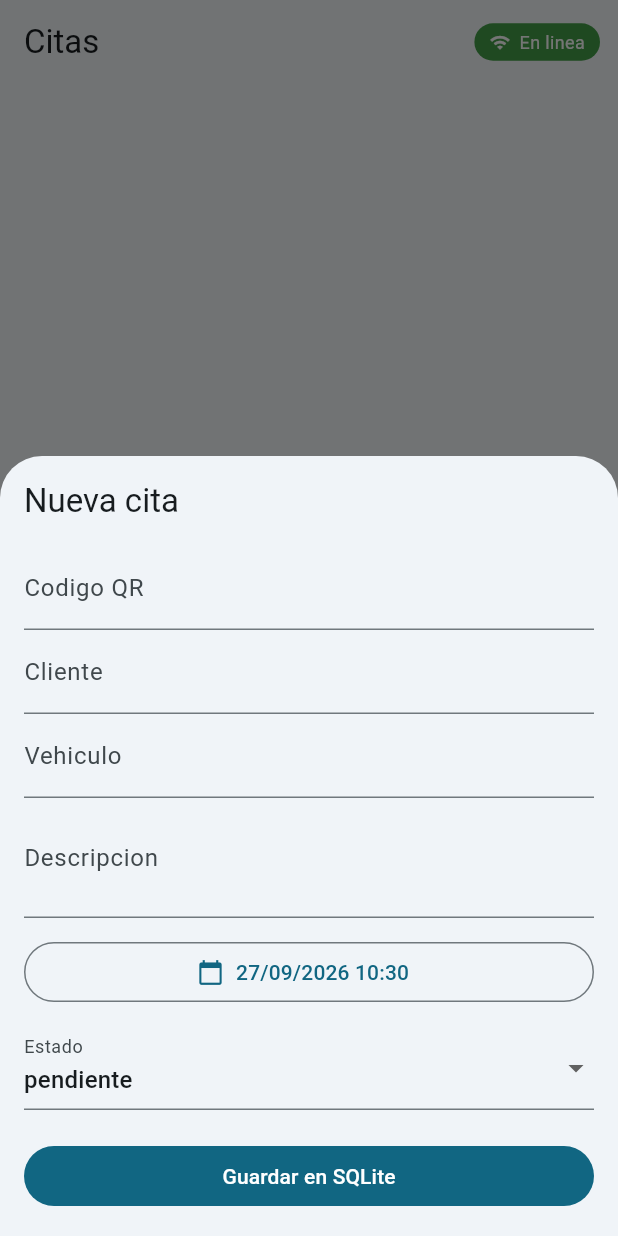
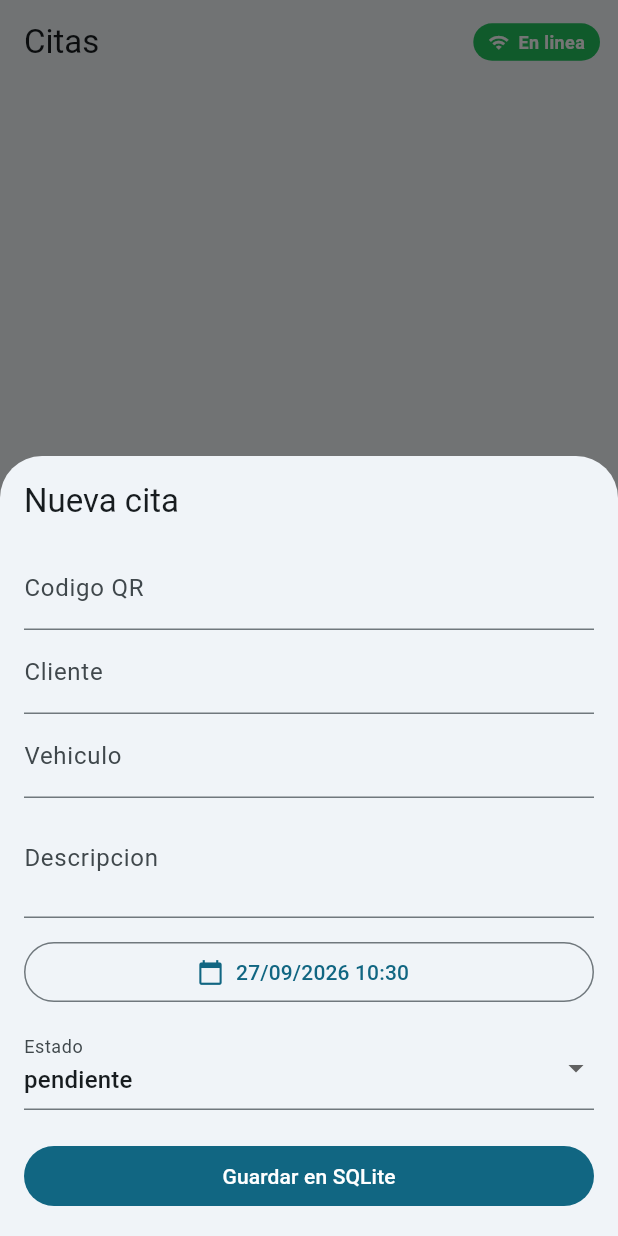
Before and after one commit to leandy1/autofix_app, a Flutter app: the screen it shows after launch, after a tap on "Nueva cita", on a phone screen of 412 x 824 dp. Run offline on Flutter 3.47's test engine with Material 3 defaults, Android fonts, the phone set to English and light mode, and no system bars; our stand-ins replace connectivity_plus, sqflite; accounts and stored records are empty.

Commit message:
feat(conn): banner con la paleta exacta de AppColors + robustez ante fallo de plataforma
- Se trae lib/theme/app_colors.dart tal cual esta en la rama Diseño, con
  el blob byte-identico (5bea23a) para que git resuelva el add/add solo
  al mergear y no haya conflicto que revisar.
- El banner usa AppColors.greenAccent (0xFF22C55E) para en linea y
  AppColors.atrasadas (0xFFE0554F) para sin conexion. Cero hex sueltos:
  si la marca cambia de verde, el banner cambia solo.
  Nota: 'atrasadas' suena a citas vencidas y no tiene que ver con red; es
  el rojo de la paleta y se reusa a proposito. Si el nombre incomoda,
  alcanza con agregar un AppColors.redOffline.
- ConectivityService deja de crashear si el plugin falla. checkConnectivity()
  y el .listen() del EventChannel cruzan MethodChannel y pueden lanzar
  MissingPluginException; el error del onListen viaja por la zona async y NO
  pasa por onError, asi que sin try/catch la app reportaba una excepcion no
  capturada al arrancar. Ahora ambos van protegidos y la suscripcion se
  registra fuera del try: si la lectura inicial falla, el banner igual
  queda vivo, que era el bug de verdad.

```diff
--- a/lib/core/connectivity/connectivity_service.dart
+++ b/lib/core/connectivity/connectivity_service.dart
@@ -25,9 +25,42 @@ class ConnectivityService extends ChangeNotifier {
   bool get hayConexion => _hayConexion;
 
   /// Lee el estado actual y abre la escucha continua de cambios.
+  ///
+  /// El `try/catch` NO es paranoia: `checkConnectivity()` cruza un MethodChannel
+  /// y puede reventar con `MissingPluginException` si el plugin no esta
+  /// registrado para la plataforma actual (emuladores raros, desktop, tests) o
+  /// si la plataforma se negaba. Sin este catch, ese error sube como async
+  /// sin manejar y Flutter lo reporta como excepcion no capturada: la app
+  /// arranca "crashada" en background por un problema de red que no es grave.
+  /// Peor: si este futuro falla, la suscripcion de abajo NUNCA se crea y el
+  /// banner queda muerto para toda la sesion. Por eso la suscripcion va FUERA
+  /// del try: registrarla es lo importante, leer el estado inicial es lo
+  /// secundario.
   Future<void> _iniciar() async {
-    _aplicar(await _connectivity.checkConnectivity());
-    _suscripcion = _connectivity.onConnectivityChanged.listen(_aplicar);
+    try {
+      _aplicar(await _connectivity.checkConnectivity());
+    } on Exception catch (e) {
+      debugPrint('ConnectivityService: no se pudo leer el estado inicial ($e)');
+    }
+
+    try {
+      _suscripcion = _connectivity.onConnectivityChanged.listen(
+        _aplicar,
+        // `onError` aparte porque un error en un Stream NO se propaga al
+        // `catch` de arriba: viaja por el canal de error del propio listener.
+        onError: (Object e) =>
+            debugPrint('ConnectivityService: error en el stream ($e)'),
+      );
+    } on Exception catch (e) {
+      // El `.listen()` tambien puede reventar al ACTIVAR el canal, y ese error
+      // sale por el `try` porque es sincrono, no por `onError`. Si se llega
+      // aca, la app arranca igual: el banner se queda en el estado inicial
+      // (`_hayConexion = false`, o sea "sin conexion"), que es la postura
+      // segura para una app que sin red igual guarda todo en SQLite.
+      // Si esto se rompe en produccion, la extension natural es un
+      // `Timer.periodic` que vuelva a pedir `checkConnectivity()`.
+      debugPrint('ConnectivityService: no se pudo abrir el stream ($e)');
+    }
   }
 
   void _aplicar(List<ConnectivityResult> resultados) {
--- a/lib/core/connectivity/widgets/conectivity_banner.dart
+++ b/lib/core/connectivity/widgets/conectivity_banner.dart
@@ -1,11 +1,21 @@
 import 'package:flutter/material.dart';
 
+import '../../../theme/app_colors.dart';
 import '../connectivity_scope.dart';
 
 /// Banner global de estado de red.
 ///
-/// Se coloca por encima del [Navigator] desde `MaterialApp.builder`, asi que
-/// es visible en cualquier pantalla, ruta o bottom sheet sin repetir codigo.
+/// Va inyectado desde `MaterialApp.builder`, o sea POR DEBAJO del Navigator,
+/// asi que aparece en cualquier pantalla sin que cada una lo monte.
+///
+/// PALETA: uso `AppColors.greenAccent` (0xFF22C55E) para en linea y
+/// `AppColors.atrasadas` (0xFFE0554F) para sin conexion, que son los colores
+/// que YA definiste en `lib/theme/app_colors.dart`. No invento hex sueltos:
+/// si manana cambiamos el verde de la marca, el banner cambia solo.
+///
+/// OJO: `atrasadas` suena a "citas atrasadas" y NO tiene nada que ver con red.
+/// Reusarlo es decision de diseno (es el rojo de tu paleta, ni un tono mas)
+/// pero si te incomoda el nombre, decime y agrego `redOffline` a AppColors.
 class ConectivityBanner extends StatelessWidget {
   const ConectivityBanner({super.key});
 
@@ -13,17 +23,18 @@ class ConectivityBanner extends StatelessWidget {
 
   @override
   Widget build(BuildContext context) {
-    final servicio = ConnectivityScope.of(context);
-    final hayConexion = servicio.hayConexion;
+    final hayConexion = ConnectivityScope.of(context).hayConexion;
 
+    // `AnimatedSize` en vez de un `if` con SizedBox: cuando la variable del
+    // banner pasa de 0 a 30, el layout se desliza en 250ms en vez de saltar.
+    // Ahi se nota que la app esta "viva" y no que se rompió la pantalla.
     return AnimatedSize(
       duration: const Duration(milliseconds: 250),
       curve: Curves.easeOut,
       alignment: Alignment.topCenter,
-      child: hayConexion
-          ? const SizedBox.shrink()
-          : Material(
-              color: Colors.red.shade700,
+      child: !hayConexion
+          ? Material(
+              color: AppColors.atrasadas,
               child: SafeArea(
                 bottom: false,
                 child: Container(
@@ -37,30 +48,35 @@ class ConectivityBanner extends StatelessWidget {
                       SizedBox(width: 8),
                       Text(
                         'Sin conexion: los datos se guardan en el dispositivo',
-                        style: TextStyle(color: Colors.white, fontSize: 12),
+                        style: TextStyle(
+                          color: Colors.white,
+                          fontSize: 12,
+                          fontWeight: FontWeight.w600,
+                        ),
                       ),
                     ],
                   ),
                 ),
               ),
-            ),
+            )
+          : const SizedBox.shrink(),
     );
   }
 }
 
-/// Version compacta para pantallas que ya tienen su propio AppBar.
+/// Version compacta para pantallas con poco espacio (tipo el AppBar de Citas).
+/// Mismo patron: un chip verde/rojo con el estado, sin ocupar ancho.
 class ConectivityChip extends StatelessWidget {
   const ConectivityChip({super.key});
 
   @override
   Widget build(BuildContext context) {
-    final servicio = ConnectivityScope.of(context);
-    final hayConexion = servicio.hayConexion;
+    final hayConexion = ConnectivityScope.of(context).hayConexion;
 
     return Container(
       padding: const EdgeInsets.symmetric(horizontal: 10, vertical: 4),
       decoration: BoxDecoration(
-        color: hayConexion ? Colors.green.shade600 : Colors.red.shade700,
+        color: hayConexion ? AppColors.greenAccent : AppColors.atrasadas,
         borderRadius: BorderRadius.circular(20),
       ),
       child: Row(
@@ -74,7 +90,11 @@ class ConectivityChip extends StatelessWidget {
           const SizedBox(width: 6),
           Text(
             hayConexion ? 'En linea' : 'Sin conexion',
-            style: const TextStyle(color: Colors.white, fontSize: 12),
+            style: const TextStyle(
+              color: Colors.white,
+              fontSize: 12,
+              fontWeight: FontWeight.w600,
+            ),
           ),
         ],
       ),
--- /dev/null
+++ b/lib/theme/app_colors.dart
@@ -0,0 +1,24 @@
+import 'package:flutter/material.dart';
+
+/// Paleta de colores única para toda la app AutoFix.
+/// Todas las pantallas (Login, Dashboard, Citas, etc.) importan este
+/// archivo en vez de definir sus propios colores repetidos.
+class AppColors {
+  static const Color background = Color(0xFFF3F5F8);
+  static const Color headerNavy = Color(0xFF0B1E3F);
+  static const Color cardWhite = Color(0xFFFFFFFF);
+  static const Color inputBorder = Color(0xFFD7DCE3);
+  static const Color placeholderGray = Color(0xFF9AA3AF);
+  static const Color labelDark = Color(0xFF1F2937);
+  static const Color orangePrimary = Color(0xFFF07A22);
+  static const Color footerGray = Color(0xFF9AA3AF);
+  static const Color textGray = Color(0xFF6B7280);
+  static const Color textDark = Color(0xFF1F2937);
+  static const Color blueAccent = Color(0xFF3B82F6);
+  static const Color greenAccent = Color(0xFF22C55E);
+  static const Color atrasadas = Color(0xFFE0554F);
+  static const Color pendientes = Color(0xFFF0A020);
+  static const Color esperandoPieza =  Color(0xFF3E7BF0);
+  static const Color enProceso = Color(0xFF8B5CF6);
+  static const Color completado = Color(0xFF22C55E);
+}
```
